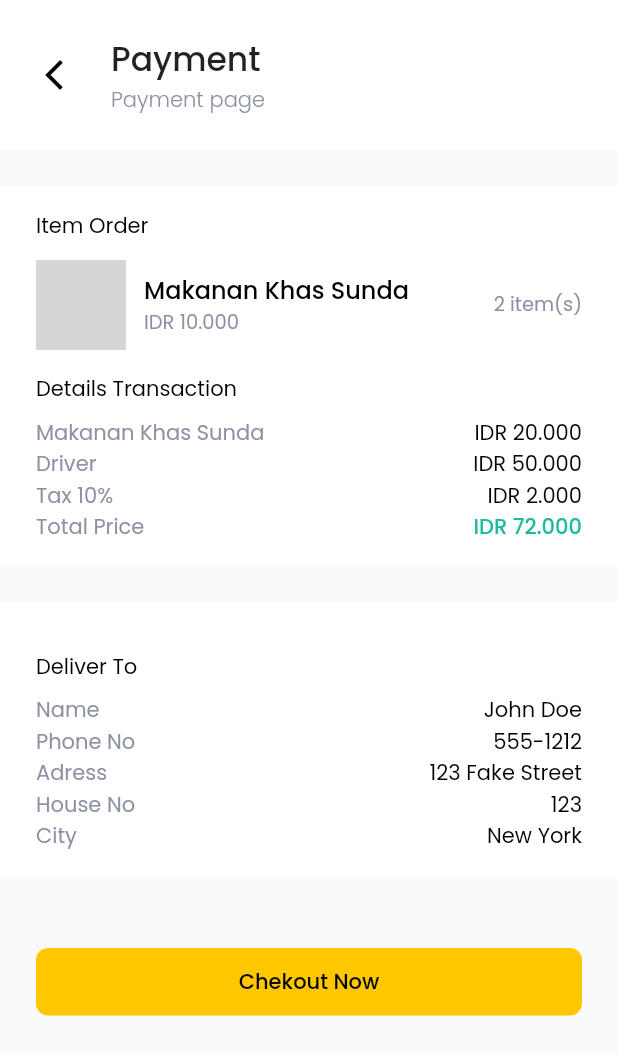
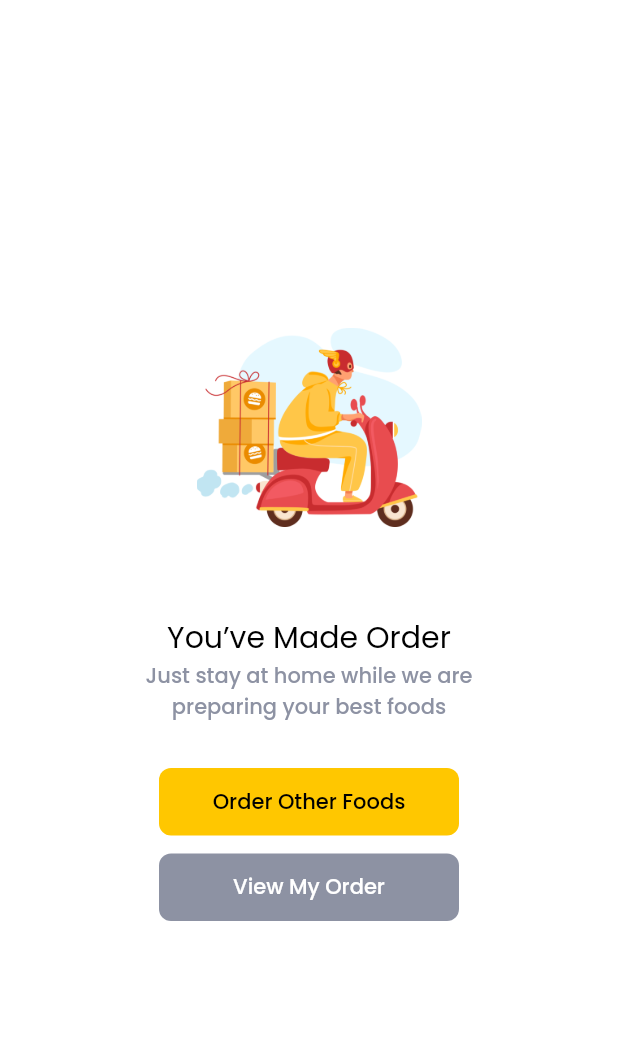
Before and after one commit to tirta-raa/Delivery-Food, a Flutter app: the screen it shows after launch, on a phone screen of 412 x 824 dp. Shown: the top 1055 px of the screen. Run offline on Flutter 3.47's test engine with Material 2 defaults, Android fonts, the light colour scheme and no system bars; our stand-ins replace equatable, flutter_spinkit, get, google_fonts, material_design_icons_flutter, supercharged; missing offline and left inert: dropdown_plus; grey boxes are pictures that could not be loaded.

Commit message:
menyelsaikan sukses order dan sukses sigin

```diff
--- a/lib/main.dart
+++ b/lib/main.dart
@@ -12,13 +12,7 @@ class MyApp extends StatelessWidget {
   Widget build(BuildContext context) {
     return GetMaterialApp(
       debugShowCheckedModeBanner: false,
-      home: PaymentPage(
-        transaction: Transaction(
-            food: mockFoods[0],
-            user: mockUser,
-            quantity: 2,
-            total: (mockFoods[0].price * 2 * 1.1).toInt() + 50000),
-      ),
+      home: SuccessOrderPage(),
     );
   }
 }
--- /dev/null
+++ b/lib/ui/pages/ilustration_page.dart
@@ -0,0 +1,84 @@
+part of 'pages.dart';
+
+class IlustrationPage extends StatelessWidget {
+  final String title;
+  final String subtitle;
+  final String picturePath;
+  final String buttonTitle1;
+  final String buttonTitle2;
+  final Function buttonTap1;
+  final Function buttonTap2;
+
+  IlustrationPage(
+      {@required this.title,
+      @required this.subtitle,
+      @required this.picturePath,
+      @required this.buttonTitle1,
+      this.buttonTitle2,
+      @required this.buttonTap1,
+      this.buttonTap2});
+
+  @override
+  Widget build(BuildContext context) {
+    return Center(
+      child: Column(
+        mainAxisAlignment: MainAxisAlignment.center,
+        children: [
+          Container(
+            width: 150,
+            height: 150,
+            margin: EdgeInsets.only(bottom: 50),
+            decoration: BoxDecoration(
+              image: DecorationImage(
+                image: AssetImage(picturePath),
+              ),
+            ),
+          ),
+          Text(
+            title,
+            style: blackFontStyle3.copyWith(fontSize: 20),
+          ),
+          Text(
+            subtitle,
+            style: greyFontStyle.copyWith(fontWeight: FontWeight.w500),
+            textAlign: TextAlign.center,
+          ),
+          Container(
+            margin: EdgeInsets.only(top: 30, bottom: 12),
+            width: 200,
+            height: 45,
+            child: RaisedButton(
+              onPressed: buttonTap1,
+              color: mainColor,
+              elevation: 0,
+              shape: RoundedRectangleBorder(
+                  borderRadius: BorderRadius.circular(8)),
+              child: Text(
+                buttonTitle1,
+                style: blackFontStyle3.copyWith(fontWeight: FontWeight.w500),
+              ),
+            ),
+          ),
+          (buttonTap2 == null)
+              ? SizedBox()
+              : SizedBox(
+                  width: 200,
+                  height: 45,
+                  child: RaisedButton(
+                    onPressed: buttonTap2,
+                    color: '8D92A3'.toColor(),
+                    elevation: 0,
+                    shape: RoundedRectangleBorder(
+                        borderRadius: BorderRadius.circular(8)),
+                    child: Text(
+                      buttonTitle2 ?? 'title',
+                      style: blackFontStyle3.copyWith(
+                          fontWeight: FontWeight.w500, color: Colors.white),
+                    ),
+                  ),
+                )
+        ],
+      ),
+    );
+  }
+}
--- a/lib/ui/pages/main_page.dart
+++ b/lib/ui/pages/main_page.dart
@@ -37,10 +37,12 @@ class _MainPageState extends State<MainPage> {
                   child: FoodPage(),
                 ),
                 Center(
-                  child: Text(
-                    'Order',
-                  ),
-                ),
+                    child: IlustrationPage(
+                        title: 'Ouch Hungry',
+                        subtitle: 'Seems you have not\nordered any food yet',
+                        picturePath: 'assets/love_burger.png',
+                        buttonTitle1: 'Find Foods',
+                        buttonTap1: () {})),
                 Center(
                   child: Text(
                     'Profile',
--- a/lib/ui/pages/pages.dart
+++ b/lib/ui/pages/pages.dart
@@ -21,3 +21,6 @@ part 'main_page.dart';
 part 'food_page.dart';
 part 'food_detail_page.dart';
 part 'payment_page.dart';
+part 'ilustration_page.dart';
+part 'success_sign_up.dart';
+part 'success_order_page.dart';
--- /dev/null
+++ b/lib/ui/pages/success_order_page.dart
@@ -0,0 +1,19 @@
+part of 'pages.dart';
+
+class SuccessOrderPage extends StatelessWidget {
+  @override
+  Widget build(BuildContext context) {
+    return Scaffold(
+      backgroundColor: Colors.white,
+      body: IlustrationPage(
+        title: 'You’ve Made Order',
+        subtitle: 'Just stay at home while we are \npreparing your best foods',
+        picturePath: 'assets/bike.png',
+        buttonTitle1: 'Order Other Foods',
+        buttonTap1: () {},
+        buttonTitle2: 'View My Order',
+        buttonTap2: () {},
+      ),
+    );
+  }
+}
--- /dev/null
+++ b/lib/ui/pages/success_sign_up.dart
@@ -0,0 +1,17 @@
+part of 'pages.dart';
+
+class SuccessSingUpPage extends StatelessWidget {
+  @override
+  Widget build(BuildContext context) {
+    return Scaffold(
+      backgroundColor: Colors.white,
+      body: IlustrationPage(
+        title: 'Yeay! Completed',
+        subtitle: 'Now you are able to order \nsome foods as self-reward',
+        picturePath: 'assets/food_wishes.png',
+        buttonTitle1: 'Find Foods',
+        buttonTap1: () {},
+      ),
+    );
+  }
+}
```
